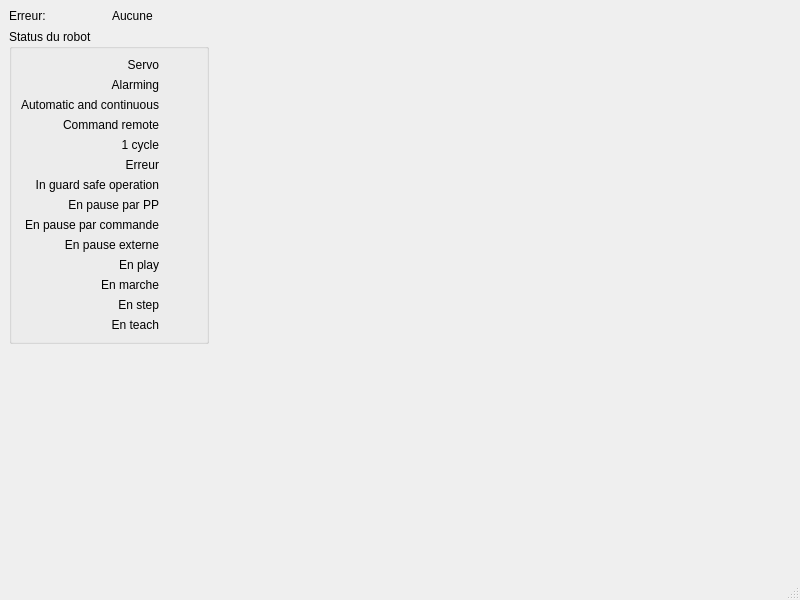
This is RobotControl/mainwindow.ui in Haellsigh/Impression3D as Qt 5 draws it before an edit. The edited form follows.
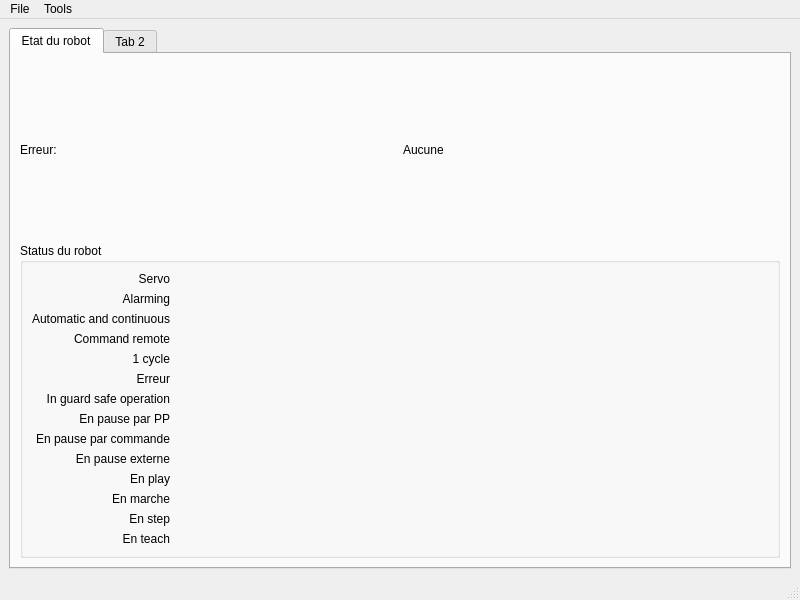
This is the edited form.

Commit message: Ajout des menus de fichier et langue

The edit to the form file:
```diff
--- a/RobotControl/mainwindow.ui
+++ b/RobotControl/mainwindow.ui
@@ -15,18 +15,26 @@
   </property>
   <widget class="QWidget" name="centralwidget">
    <layout class="QGridLayout" name="gridLayout">
-   <item row="2" column="0">
-    <spacer name="verticalSpacer">
-     <property name="orientation">
-      <enum>Qt::Vertical</enum>
-     </property>
-     <property name="sizeHint" stdset="0">
-      <size>
-       <width>20</width>
-       <height>40</height>
-      </size>
-     </property>
-    </spacer>
+    <item row="0" column="0">
+     <widget class="QTabWidget" name="tabWidget">
+      <widget class="QWidget" name="tabRobotState">
+       <attribute name="title">
+        <string>Etat du robot</string>
+       </attribute>
+       <layout class="QGridLayout" name="gridLayout_2">
+        <item row="0" column="0">
+         <widget class="QLabel" name="lKErrorGlobal">
+          <property name="text">
+           <string>Erreur:</string>
+          </property>
+         </widget>
+        </item>
+        <item row="0" column="1">
+         <widget class="QLabel" name="lVErrorGlobal">
+          <property name="text">
+           <string>Aucune</string>
+          </property>
+         </widget>
    </item>
    <item row="1" column="0" colspan="2">
     <widget class="QGroupBox" name="groupBox">
@@ -281,32 +289,14 @@
      </layout>
     </widget>
    </item>
-   <item row="0" column="1">
-    <widget class="QLabel" name="lVErrorGlobal">
-     <property name="text">
-      <string>Aucune</string>
-     </property>
-    </widget>
-   </item>
-   <item row="0" column="0">
-    <widget class="QLabel" name="lKErrorGlobal">
-     <property name="text">
-      <string>Erreur:</string>
-     </property>
-    </widget>
-   </item>
-   <item row="0" column="2" rowspan="2">
-    <spacer name="horizontalSpacer">
-     <property name="orientation">
-      <enum>Qt::Horizontal</enum>
-     </property>
-     <property name="sizeHint" stdset="0">
-      <size>
-       <width>40</width>
-       <height>20</height>
-      </size>
-     </property>
-    </spacer>
+       </layout>
+      </widget>
+      <widget class="QWidget" name="tabManual">
+       <attribute name="title">
+        <string>Tab 2</string>
+       </attribute>
+      </widget>
+     </widget>
    </item>
   </layout>
   </widget>
@@ -319,6 +309,19 @@
      <height>20</height>
     </rect>
    </property>
+   <widget class="QMenu" name="menuFile">
+    <property name="title">
+     <string>File</string>
+    </property>
+   </widget>
+   <widget class="QMenu" name="menuTools">
+    <property name="title">
+     <string>Tools</string>
+    </property>
+    <addaction name="actionLanguage"/>
+   </widget>
+   <addaction name="menuFile"/>
+   <addaction name="menuTools"/>
   </widget>
   <widget class="QStatusBar" name="statusbar"/>
  </widget>
```
Left out of the diff: 5 changed lines with no effect on the pictures. Lines whose indentation alone changed are shown as unchanged.
